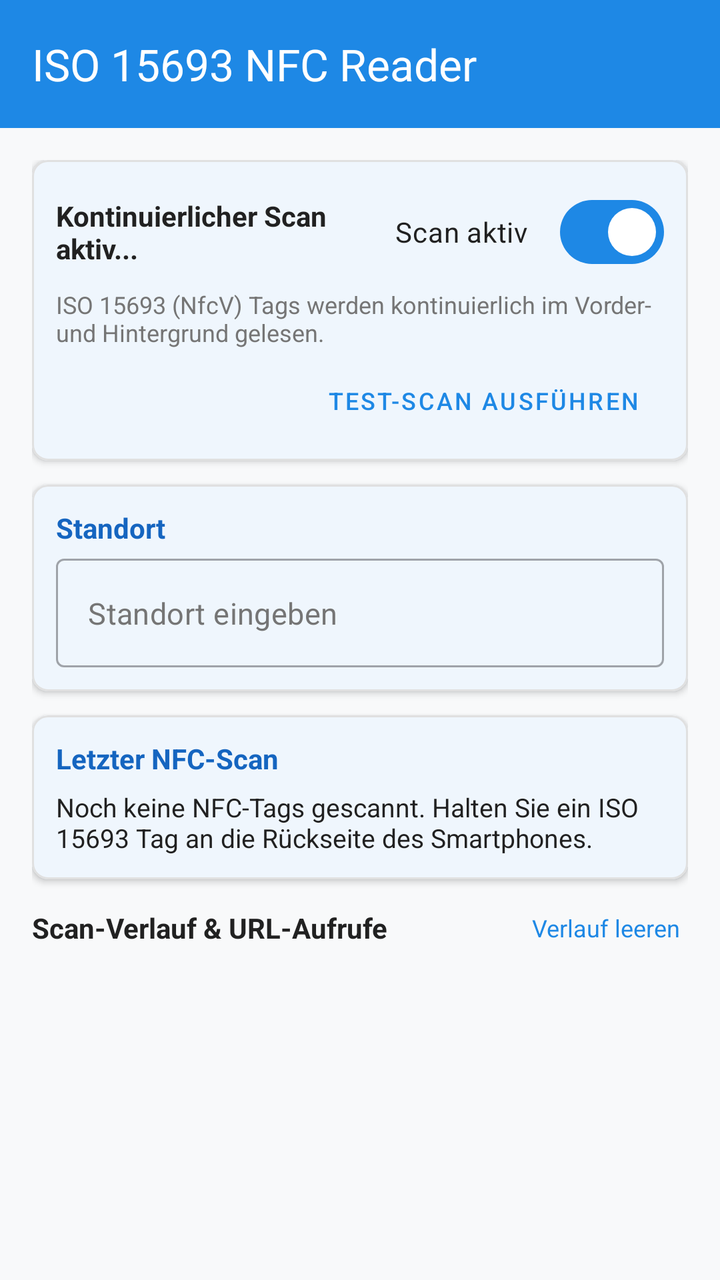
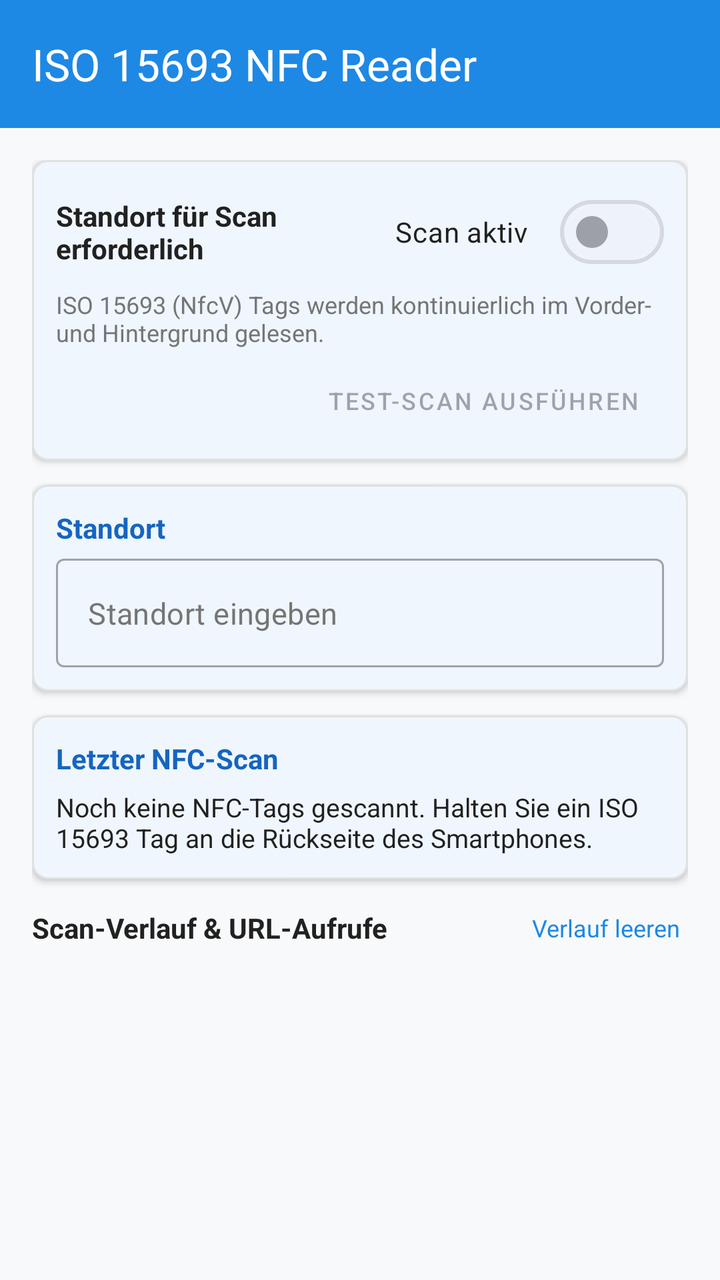

The first picture is an Android layout as it rendered before a commit; the second is the same layout after the commit. The layout source and the unified diff follow.
<!-- AndroidManifest.xml: application theme Theme.NfcReader -->
<!-- res/layout/activity_main.xml -->
<?xml version="1.0" encoding="utf-8"?>
<androidx.coordinatorlayout.widget.CoordinatorLayout
    xmlns:android="http://schemas.android.com/apk/res/android"
    xmlns:app="http://schemas.android.com/apk/res-auto"
    xmlns:tools="http://schemas.android.com/tools"
    android:layout_width="match_parent"
    android:layout_height="match_parent"
    android:background="@color/background">

    <com.google.android.material.appbar.AppBarLayout
        android:layout_width="match_parent"
        android:layout_height="wrap_content"
        android:theme="@style/ThemeOverlay.MaterialComponents.Dark.ActionBar">

        <com.google.android.material.appbar.MaterialToolbar
            android:id="@+id/toolbar"
            android:layout_width="match_parent"
            android:layout_height="?attr/actionBarSize"
            android:background="@color/primary"
            app:title="@string/app_name"
            app:titleTextColor="@android:color/white" />

    </com.google.android.material.appbar.AppBarLayout>

    <androidx.core.widget.NestedScrollView
        android:layout_width="match_parent"
        android:layout_height="match_parent"
        app:layout_behavior="@string/appbar_scrolling_view_behavior"
        android:fillViewport="true">

        <LinearLayout
            android:layout_width="match_parent"
            android:layout_height="wrap_content"
            android:orientation="vertical"
            android:padding="16dp">

            
            <com.google.android.material.card.MaterialCardView
                android:id="@+id/cardNfcStatus"
                android:layout_width="match_parent"
                android:layout_height="wrap_content"
                android:layout_marginBottom="12dp"
                app:cardBackgroundColor="@color/surface"
                app:cardCornerRadius="8dp"
                app:cardElevation="2dp"
                app:strokeColor="@color/card_border"
                app:strokeWidth="1dp">

                <LinearLayout
                    android:layout_width="match_parent"
                    android:layout_height="wrap_content"
                    android:orientation="vertical"
                    android:padding="12dp">

                    <LinearLayout
                        android:layout_width="match_parent"
                        android:layout_height="wrap_content"
                        android:orientation="horizontal"
                        android:gravity="center_vertical">

                        <TextView
                            android:id="@+id/tvNfcStatus"
                            android:layout_width="0dp"
                            android:layout_height="wrap_content"
                            android:layout_weight="1"
                            android:text="@string/nfc_status_scanning"
                            android:textColor="@color/text_primary"
                            android:textSize="14sp"
                            android:textStyle="bold" />

                        <com.google.android.material.materialswitch.MaterialSwitch
                            android:id="@+id/switchContinuousScan"
                            android:layout_width="wrap_content"
                            android:layout_height="wrap_content"
                            android:checked="true"
                            android:textColor="@color/text_primary"
                            android:text="Scan aktiv" />
                    </LinearLayout>

                    <TextView
                        android:id="@+id/tvNfcHint"
                        android:layout_width="match_parent"
                        android:layout_height="wrap_content"
                        android:layout_marginTop="4dp"
                        android:text="ISO 15693 (NfcV) Tags werden kontinuierlich im Vorder- und Hintergrund gelesen."
                        android:textColor="@color/text_secondary"
                        android:textSize="12sp" />

                    <LinearLayout
                        android:layout_width="match_parent"
                        android:layout_height="wrap_content"
                        android:orientation="horizontal"
                        android:layout_marginTop="8dp"
                        android:gravity="end|center_vertical">

                        <Button
                            android:id="@+id/btnTestScan"
                            style="@style/Widget.MaterialComponents.Button.OutlinedButton"
                            android:layout_width="wrap_content"
                            android:layout_height="36dp"
                            android:paddingLeft="12dp"
                            android:paddingRight="12dp"
                            android:text="@string/test_scan"
                            android:textSize="12sp" />
                    </LinearLayout>

                </LinearLayout>
            </com.google.android.material.card.MaterialCardView>

            
            <com.google.android.material.card.MaterialCardView
                android:layout_width="match_parent"
                android:layout_height="wrap_content"
                android:layout_marginBottom="12dp"
                app:cardBackgroundColor="@color/surface"
                app:cardCornerRadius="8dp"
                app:cardElevation="2dp"
                app:strokeColor="@color/card_border"
                app:strokeWidth="1dp">

                <LinearLayout
                    android:layout_width="match_parent"
                    android:layout_height="wrap_content"
                    android:orientation="vertical"
                    android:padding="12dp">

                    <TextView
                        android:layout_width="wrap_content"
                        android:layout_height="wrap_content"
                        android:text="@string/user_text_label"
                        android:textColor="@color/primary_dark"
                        android:textSize="14sp"
                        android:textStyle="bold" />

                    <com.google.android.material.textfield.TextInputLayout
                        android:id="@+id/tilUserText"
                        style="@style/Widget.MaterialComponents.TextInputLayout.OutlinedBox"
                        android:layout_width="match_parent"
                        android:layout_height="wrap_content"
                        android:layout_marginTop="6dp"
                        app:hintEnabled="false">

                        <com.google.android.material.textfield.TextInputEditText
                            android:id="@+id/etUserText"
                            android:layout_width="match_parent"
                            android:layout_height="wrap_content"
                            android:hint="@string/user_text_hint"
                            android:textColor="@color/text_primary"
                            android:textColorHint="@color/text_secondary"
                            android:inputType="textCapSentences|textMultiLine"
                            android:maxLines="3"
                            android:textSize="15sp" />
                    </com.google.android.material.textfield.TextInputLayout>

                </LinearLayout>
            </com.google.android.material.card.MaterialCardView>

            
            <com.google.android.material.card.MaterialCardView
                android:id="@+id/cardLastScan"
                android:layout_width="match_parent"
                android:layout_height="wrap_content"
                android:layout_marginBottom="12dp"
                app:cardBackgroundColor="@color/surface"
                app:cardCornerRadius="8dp"
                app:cardElevation="2dp"
                app:strokeColor="@color/card_border"
                app:strokeWidth="1dp">

                <LinearLayout
                    android:layout_width="match_parent"
                    android:layout_height="wrap_content"
                    android:orientation="vertical"
                    android:padding="12dp">

                    <LinearLayout
                        android:layout_width="match_parent"
                        android:layout_height="wrap_content"
                        android:orientation="horizontal"
                        android:gravity="center_vertical">

                        <TextView
                            android:layout_width="0dp"
                            android:layout_height="wrap_content"
                            android:layout_weight="1"
                            android:text="@string/last_scan_title"
                            android:textColor="@color/primary_dark"
                            android:textSize="14sp"
                            android:textStyle="bold" />

                        <TextView
                            android:id="@+id/tvLastScanTime"
                            android:layout_width="wrap_content"
                            android:layout_height="wrap_content"
                            android:textColor="@color/text_secondary"
                            android:textSize="12sp" />
                    </LinearLayout>

                    <TextView
                        android:id="@+id/tvLastScanDetails"
                        android:layout_width="match_parent"
                        android:layout_height="wrap_content"
                        android:layout_marginTop="6dp"
                        android:text="@string/no_scans_yet"
                        android:textColor="@color/text_primary"
                        android:textSize="13sp" />

                    <TextView
                        android:id="@+id/tvLastScanUrlCall"
                        android:layout_width="match_parent"
                        android:layout_height="wrap_content"
                        android:layout_marginTop="4dp"
                        android:textColor="@color/text_secondary"
                        android:textSize="12sp"
                        android:visibility="gone" />

                    <LinearLayout
                        android:id="@+id/layoutLastScanDebug"
                        android:layout_width="match_parent"
                        android:layout_height="wrap_content"
                        android:orientation="vertical"
                        android:layout_marginTop="6dp"
                        android:background="#15000000"
                        android:padding="8dp"
                        android:visibility="gone">

                        <LinearLayout
                            android:layout_width="match_parent"
                            android:layout_height="wrap_content"
                            android:orientation="horizontal"
                            android:gravity="center_vertical">

                            <TextView
                                android:layout_width="0dp"
                                android:layout_height="wrap_content"
                                android:layout_weight="1"
                                android:text="[HTTP-Request Debug]"
                                android:textColor="@color/text_primary"
                                android:textStyle="bold"
                                android:textSize="11sp" />

                            <com.google.android.material.button.MaterialButton
                                android:id="@+id/btnCopyLastScanDebug"
                                style="@style/Widget.MaterialComponents.Button.TextButton"
                                android:layout_width="wrap_content"
                                android:layout_height="32dp"
                                android:minWidth="0dp"
                                android:minHeight="0dp"
                                android:paddingLeft="8dp"
                                android:paddingRight="8dp"
                                android:paddingTop="2dp"
                                android:paddingBottom="2dp"
                                android:text="@string/btn_copy_debug"
                                android:textSize="11sp" />
                        </LinearLayout>

                        <TextView
                            android:id="@+id/tvLastScanDebugRequest"
                            android:layout_width="match_parent"
                            android:layout_height="wrap_content"
                            android:layout_marginTop="2dp"
                            android:textColor="@color/text_primary"
                            android:textSize="11sp"
                            android:fontFamily="monospace" />
                    </LinearLayout>

                </LinearLayout>
            </com.google.android.material.card.MaterialCardView>

            
            <LinearLayout
                android:layout_width="match_parent"
                android:layout_height="wrap_content"
                android:orientation="horizontal"
                android:gravity="center_vertical"
                android:layout_marginBottom="6dp">

                <TextView
                    android:layout_width="0dp"
                    android:layout_height="wrap_content"
                    android:layout_weight="1"
                    android:text="@string/history_title"
                    android:textColor="@color/text_primary"
                    android:textSize="14sp"
                    android:textStyle="bold" />

                <TextView
                    android:id="@+id/tvClearHistory"
                    android:layout_width="wrap_content"
                    android:layout_height="wrap_content"
                    android:padding="4dp"
                    android:text="@string/clear_history"
                    android:textColor="@color/primary"
                    android:textSize="12sp" />
            </LinearLayout>

            <androidx.recyclerview.widget.RecyclerView
                android:id="@+id/rvScanHistory"
                android:layout_width="match_parent"
                android:layout_height="wrap_content"
                android:nestedScrollingEnabled="false"
                tools:itemCount="3"
                tools:listitem="@layout/item_scan_log" />

        </LinearLayout>
    </androidx.core.widget.NestedScrollView>

</androidx.coordinatorlayout.widget.CoordinatorLayout>
<!-- res/layout/item_scan_log.xml (included above) -->
<?xml version="1.0" encoding="utf-8"?>
<com.google.android.material.card.MaterialCardView
    xmlns:android="http://schemas.android.com/apk/res/android"
    xmlns:app="http://schemas.android.com/apk/res-auto"
    android:layout_width="match_parent"
    android:layout_height="wrap_content"
    android:layout_marginBottom="8dp"
    app:cardBackgroundColor="@color/surface"
    app:cardCornerRadius="6dp"
    app:cardElevation="1dp"
    app:strokeColor="@color/card_border"
    app:strokeWidth="1dp">

    <LinearLayout
        android:layout_width="match_parent"
        android:layout_height="wrap_content"
        android:orientation="vertical"
        android:padding="10dp">

        <LinearLayout
            android:layout_width="match_parent"
            android:layout_height="wrap_content"
            android:orientation="horizontal"
            android:gravity="center_vertical">

            <TextView
                android:id="@+id/tvLogTagUid"
                android:layout_width="0dp"
                android:layout_height="wrap_content"
                android:layout_weight="1"
                android:text="UID: E004015099887766"
                android:textColor="@color/primary_dark"
                android:textStyle="bold"
                android:textSize="13sp" />

            <TextView
                android:id="@+id/tvLogStatusBadge"
                android:layout_width="wrap_content"
                android:layout_height="wrap_content"
                android:paddingLeft="6dp"
                android:paddingRight="6dp"
                android:paddingTop="2dp"
                android:paddingBottom="2dp"
                android:text="200 OK"
                android:textColor="@android:color/white"
                android:background="@color/status_success"
                android:textSize="11sp"
                android:textStyle="bold" />
        </LinearLayout>

        <TextView
            android:id="@+id/tvLogUserText"
            android:layout_width="match_parent"
            android:layout_height="wrap_content"
            android:layout_marginTop="4dp"
            android:text="Standort: Hallo Welt"
            android:textColor="@color/text_primary"
            android:textSize="12sp" />

        <TextView
            android:id="@+id/tvLogNfcContent"
            android:layout_width="match_parent"
            android:layout_height="wrap_content"
            android:layout_marginTop="2dp"
            android:text="NFC-Inhalt: [0x00, 0x01, 0x02, 0x03]"
            android:textColor="@color/text_secondary"
            android:textSize="12sp" />

        <LinearLayout
            android:id="@+id/layoutLogDebugContainer"
            android:layout_width="match_parent"
            android:layout_height="wrap_content"
            android:orientation="vertical"
            android:layout_marginTop="4dp"
            android:background="#15000000"
            android:padding="6dp"
            android:visibility="gone">

            <LinearLayout
                android:layout_width="match_parent"
                android:layout_height="wrap_content"
                android:orientation="horizontal"
                android:gravity="center_vertical">

                <TextView
                    android:id="@+id/tvLogDebugTitle"
                    android:layout_width="0dp"
                    android:layout_height="wrap_content"
                    android:layout_weight="1"
                    android:text="[HTTP-Request Debug]"
                    android:textColor="@color/text_primary"
                    android:textStyle="bold"
                    android:textSize="11sp" />

                <com.google.android.material.button.MaterialButton
                    android:id="@+id/btnCopyLogDebug"
                    style="@style/Widget.MaterialComponents.Button.TextButton"
                    android:layout_width="wrap_content"
                    android:layout_height="32dp"
                    android:minWidth="0dp"
                    android:minHeight="0dp"
                    android:paddingLeft="8dp"
                    android:paddingRight="8dp"
                    android:paddingTop="2dp"
                    android:paddingBottom="2dp"
                    android:text="@string/btn_copy_debug"
                    android:textSize="11sp" />
            </LinearLayout>

            <TextView
                android:id="@+id/tvLogDebugRequest"
                android:layout_width="match_parent"
                android:layout_height="wrap_content"
                android:layout_marginTop="2dp"
                android:textColor="@color/text_primary"
                android:textSize="11sp"
                android:fontFamily="monospace" />
        </LinearLayout>

        <LinearLayout
            android:layout_width="match_parent"
            android:layout_height="wrap_content"
            android:orientation="horizontal"
            android:layout_marginTop="4dp">

            <TextView
                android:id="@+id/tvLogTimestamp"
                android:layout_width="0dp"
                android:layout_height="wrap_content"
                android:layout_weight="1"
                android:text="14:32:10"
                android:textColor="@color/text_secondary"
                android:textSize="11sp" />

            <TextView
                android:id="@+id/tvLogResponseDetails"
                android:layout_width="wrap_content"
                android:layout_height="wrap_content"
                android:textColor="@color/text_secondary"
                android:textSize="11sp" />
        </LinearLayout>

    </LinearLayout>
</com.google.android.material.card.MaterialCardView>
<!-- resources referenced by this layout -->
<resources>
  <color name="background">#F8F9FA</color>
  <color name="card_border">#E0E0E0</color>
  <color name="primary">#1E88E5</color>
  <color name="primary_dark">#1565C0</color>
  <color name="status_success">#2E7D32</color>
  <color name="surface">#FFFFFF</color>
  <color name="text_primary">#212121</color>
  <color name="text_secondary">#757575</color>
  <string name="app_name">ISO 15693 NFC Reader</string>
  <string name="btn_copy_debug">Kopieren</string>
  <string name="clear_history">Verlauf leeren</string>
  <string name="history_title">Scan-Verlauf &amp; URL-Aufrufe</string>
  <string name="last_scan_title">Letzter NFC-Scan</string>
  <string name="nfc_status_scanning">Kontinuierlicher Scan aktiv...</string>
  <string name="no_scans_yet">Noch keine NFC-Tags gescannt. Halten Sie ein ISO 15693 Tag an die Rückseite des Smartphones.</string>
  <string name="test_scan">Test-Scan ausführen</string>
  <string name="user_text_hint">Standort eingeben</string>
  <string name="user_text_label">Standort</string>
  <style name="Theme.NfcReader" parent="Theme.Material3.DayNight.NoActionBar">
          <item name="colorPrimary">@color/primary</item>
          <item name="colorPrimaryDark">@color/primary_dark</item>
          <item name="colorSecondary">@color/accent</item>
          <item name="colorSurface">@color/surface</item>
          <item name="android:colorBackground">@color/background</item>
          <item name="android:textColorPrimary">@color/text_primary</item>
          <item name="android:textColorSecondary">@color/text_secondary</item>
          <item name="android:statusBarColor">@color/status_bar</item>
      </style>
  <color name="accent">#00ACC1</color>
  <color name="status_bar">#1565C0</color>
</resources>

<!-- the commit's change to res/layout/activity_main.xml (unified diff, before → after) -->
@@ -63,7 +63,7 @@
                             android:layout_width="0dp"
                             android:layout_height="wrap_content"
                             android:layout_weight="1"
-                            android:text="@string/nfc_status_scanning"
+                            android:text="@string/nfc_status_location_required"
                             android:textColor="@color/text_primary"
                             android:textSize="14sp"
                             android:textStyle="bold" />
@@ -72,7 +72,8 @@
                             android:id="@+id/switchContinuousScan"
                             android:layout_width="wrap_content"
                             android:layout_height="wrap_content"
-                            android:checked="true"
+                            android:checked="false"
+                            android:enabled="false"
                             android:textColor="@color/text_primary"
                             android:text="Scan aktiv" />
                     </LinearLayout>
@@ -98,6 +99,7 @@
                             style="@style/Widget.MaterialComponents.Button.OutlinedButton"
                             android:layout_width="wrap_content"
                             android:layout_height="36dp"
+                            android:enabled="false"
                             android:paddingLeft="12dp"
                             android:paddingRight="12dp"
                             android:text="@string/test_scan"
<!-- resource entries referenced after the edit -->
@@ -13,7 +13,7 @@
   <string name="clear_history">Verlauf leeren</string>
   <string name="history_title">Scan-Verlauf &amp; URL-Aufrufe</string>
   <string name="last_scan_title">Letzter NFC-Scan</string>
-  <string name="nfc_status_scanning">Kontinuierlicher Scan aktiv...</string>
+  <string name="nfc_status_location_required">Standort für Scan erforderlich</string>
   <string name="no_scans_yet">Noch keine NFC-Tags gescannt. Halten Sie ein ISO 15693 Tag an die Rückseite des Smartphones.</string>
   <string name="test_scan">Test-Scan ausführen</string>
   <string name="user_text_hint">Standort eingeben</string>
